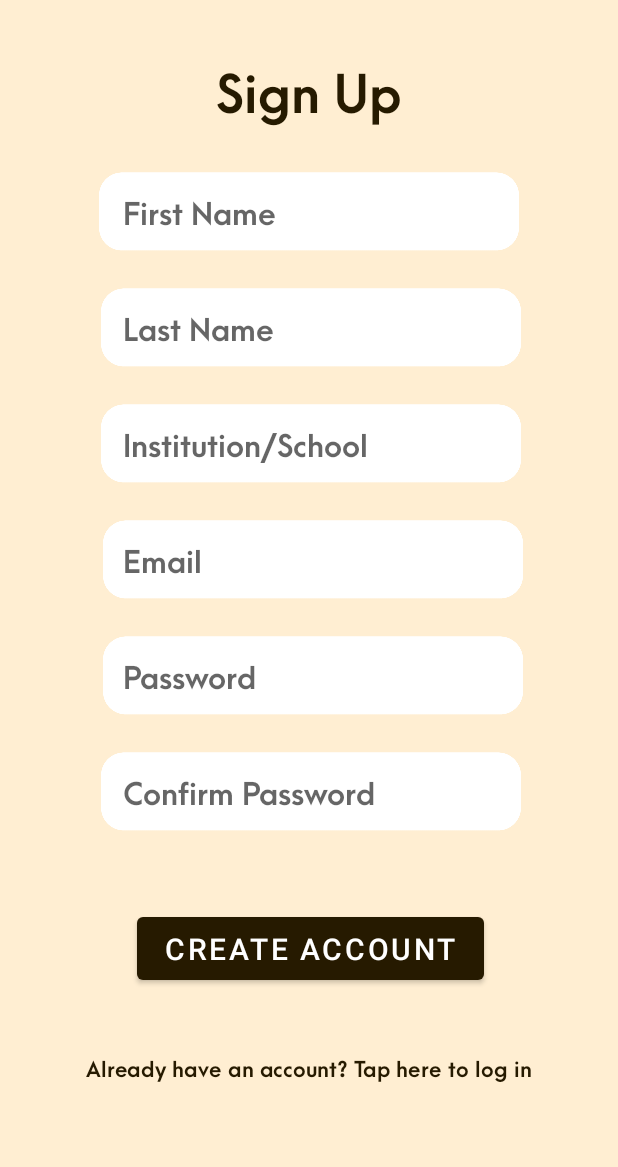
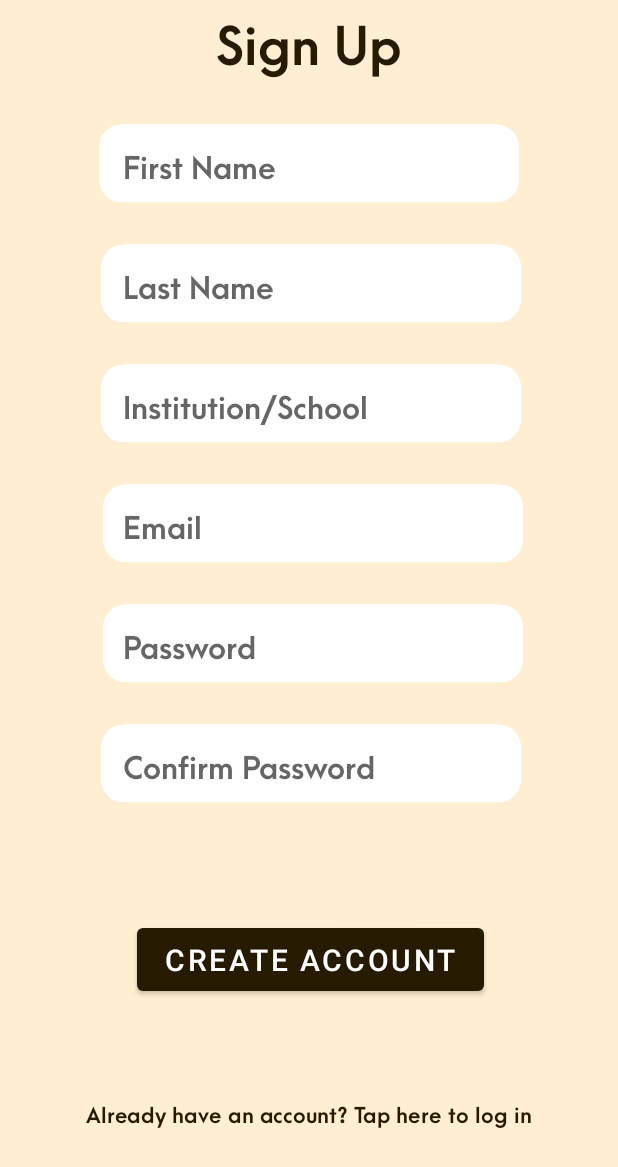
Before and after one commit to ramosallenjoshua/OperationBasics, an Android app: the SignUpActivity screen opened directly, with no data from a screen before it, after a tap on "CREATE ACCOUNT", on a phone screen of 412 x 824 dp. Shown: the top 1167 px of the screen. Run offline under Robolectric (Android 15) with nearby library versions, the phone set to English and light mode, and no system bars; our stand-ins replace Firebase (no records; nobody signed in at launch, a user with empty details on screens opened directly).

Commit message:
9th commit
-Working Sign up Activity except for email validation

```diff
--- a/app/src/main/java/com/example/operationbasics/SignUpActivity.java
+++ b/app/src/main/java/com/example/operationbasics/SignUpActivity.java
@@ -44,9 +44,9 @@ public class SignUpActivity extends AppCompatActivity {
 
         signUpButton.setOnClickListener(View->{
             //Variables
-            String fNameStr, lNameStr, schoolStr, emailStr, passwordStr, confPasswordStr, passwordRegex;
+            String fNameStr, lNameStr, schoolStr, emailStr, passwordStr, confPasswordStr, passwordRegex, emailRegex;
             Pattern regexPattern;
-            Matcher patternMatcher;
+            Matcher passwordPatternMatcher, emailPatternMatcher;
 
             fNameStr = fName.getText().toString();
             lNameStr = lName.getText().toString();
@@ -56,11 +56,14 @@ public class SignUpActivity extends AppCompatActivity {
             confPasswordStr = confPassword.getText().toString();
 
             //Email Pattern
+            emailRegex = "^(.+)@(.+)$";
+            regexPattern = Pattern.compile(emailRegex);
+            emailPatternMatcher = regexPattern.matcher(emailStr);
 
             //Password Pattern
             passwordRegex = "^(?=.*[a-z])(?=.*[A-Z])(?=.*\\d).+$";
             regexPattern = Pattern.compile(passwordRegex);
-            patternMatcher = regexPattern.matcher(passwordStr);
+            passwordPatternMatcher = regexPattern.matcher(passwordStr);
 
             //Validation
             //Missing Field Validation
@@ -95,6 +98,10 @@ public class SignUpActivity extends AppCompatActivity {
             }
 
             //Email Pattern Validation
+            if(!emailPatternMatcher.matches()){
+                Toast.makeText(this, "Invalid Email", Toast.LENGTH_SHORT).show();
+                return;
+            }
 
             //Password Length Validation
             if(passwordStr.length() < 8 || passwordStr.length() > 16){
@@ -103,7 +110,7 @@ public class SignUpActivity extends AppCompatActivity {
             }
 
             //Password Pattern Validation
-            if(!patternMatcher.matches()){
+            if(!passwordPatternMatcher.matches()){
                 Toast.makeText(this, "Password must contain at least one uppercase, one lowercase letter, and one number",
                         Toast.LENGTH_SHORT).show();
                 return;
--- a/app/src/main/res/layout/activity_sign_up.xml
+++ b/app/src/main/res/layout/activity_sign_up.xml
@@ -11,11 +11,10 @@
         android:id="@+id/textView3"
         android:layout_width="wrap_content"
         android:layout_height="wrap_content"
-        android:layout_marginTop="32dp"
+        android:fontFamily="@font/arca_majora_3_bold"
         android:text="@string/signUpText"
+        android:textColor="@color/brown"
         android:textSize="34sp"
-        android:fontFamily="@font/arca_majora_3_bold"
-        android:textColor="@color/brown"
         app:layout_constraintBottom_toTopOf="@+id/firstNameEditText"
         app:layout_constraintEnd_toEndOf="parent"
         app:layout_constraintStart_toStartOf="parent"
@@ -37,7 +36,7 @@
     <EditText
         android:id="@+id/firstNameEditText"
         android:layout_width="250dp"
-        android:layout_height="45dp"
+        android:layout_height="48dp"
         android:layout_marginTop="32dp"
         android:background="@color/white"
         android:ems="10"
@@ -66,14 +65,14 @@
     <EditText
         android:id="@+id/lastNameEditText"
         android:layout_width="250dp"
-        android:layout_height="45dp"
+        android:layout_height="48dp"
         android:layout_marginTop="32dp"
         android:background="@color/white"
         android:ems="10"
+        android:fontFamily="@font/arca_majora_3_bold"
         android:hint="@string/lastNameText"
         android:inputType="textPersonName"
         android:textSize="20sp"
-        android:fontFamily="@font/arca_majora_3_bold"
         app:layout_constraintBottom_toTopOf="@+id/schoolEditText"
         app:layout_constraintEnd_toEndOf="@+id/firstNameEditText"
         app:layout_constraintHorizontal_bias="0.0"
@@ -95,14 +94,14 @@
     <EditText
         android:id="@+id/schoolEditText"
         android:layout_width="250dp"
-        android:layout_height="45dp"
+        android:layout_height="48dp"
         android:layout_marginTop="32dp"
         android:background="@color/white"
         android:ems="10"
+        android:fontFamily="@font/arca_majora_3_bold"
         android:hint="@string/institutionName"
         android:inputType="textPersonName"
         android:textSize="20sp"
-        android:fontFamily="@font/arca_majora_3_bold"
         app:layout_constraintBottom_toTopOf="@+id/signUpEmailEditText"
         app:layout_constraintEnd_toEndOf="@+id/lastNameEditText"
         app:layout_constraintStart_toStartOf="@+id/lastNameEditText"
@@ -124,14 +123,14 @@
     <EditText
         android:id="@+id/signUpEmailEditText"
         android:layout_width="250dp"
-        android:layout_height="45dp"
+        android:layout_height="48dp"
         android:layout_marginTop="32dp"
         android:background="@color/white"
         android:ems="10"
+        android:fontFamily="@font/arca_majora_3_bold"
         android:hint="@string/emailText"
         android:inputType="textEmailAddress"
         android:textSize="20sp"
-        android:fontFamily="@font/arca_majora_3_bold"
         app:layout_constraintBottom_toTopOf="@+id/signUpPasswordEditText"
         app:layout_constraintEnd_toEndOf="@+id/schoolEditText"
         app:layout_constraintStart_toStartOf="@+id/schoolEditText"
@@ -153,14 +152,14 @@
     <EditText
         android:id="@+id/signUpPasswordEditText"
         android:layout_width="250dp"
-        android:layout_height="45dp"
+        android:layout_height="48dp"
         android:layout_marginTop="32dp"
         android:background="@color/white"
         android:ems="10"
+        android:fontFamily="@font/arca_majora_3_bold"
         android:hint="@string/passwordText"
         android:inputType="textPassword"
         android:textSize="20sp"
-        android:fontFamily="@font/arca_majora_3_bold"
         app:layout_constraintBottom_toTopOf="@+id/signUpConfirmPasswordEditText"
         app:layout_constraintEnd_toEndOf="@+id/signUpEmailEditText"
         app:layout_constraintStart_toStartOf="@+id/signUpEmailEditText"
@@ -179,14 +178,14 @@
     <EditText
         android:id="@+id/signUpConfirmPasswordEditText"
         android:layout_width="250dp"
-        android:layout_height="45dp"
+        android:layout_height="48dp"
         android:layout_marginTop="32dp"
         android:background="@color/white"
         android:ems="10"
+        android:fontFamily="@font/arca_majora_3_bold"
         android:hint="@string/confPassText"
         android:inputType="textPassword"
         android:textSize="20sp"
-        android:fontFamily="@font/arca_majora_3_bold"
         app:layout_constraintEnd_toEndOf="@+id/signUpPasswordEditText"
         app:layout_constraintStart_toStartOf="@+id/signUpPasswordEditText"
         app:layout_constraintTop_toBottomOf="@+id/signUpPasswordEditText" />
@@ -209,7 +208,7 @@
         android:layout_width="wrap_content"
         android:layout_height="wrap_content"
         android:layout_marginTop="10dp"
-        android:layout_marginBottom="70dp"
+        android:layout_marginBottom="16dp"
         android:fontFamily="@font/arca_majora_3_bold"
         android:text="@string/signupLoginText"
         android:textColor="@color/brown"
```
